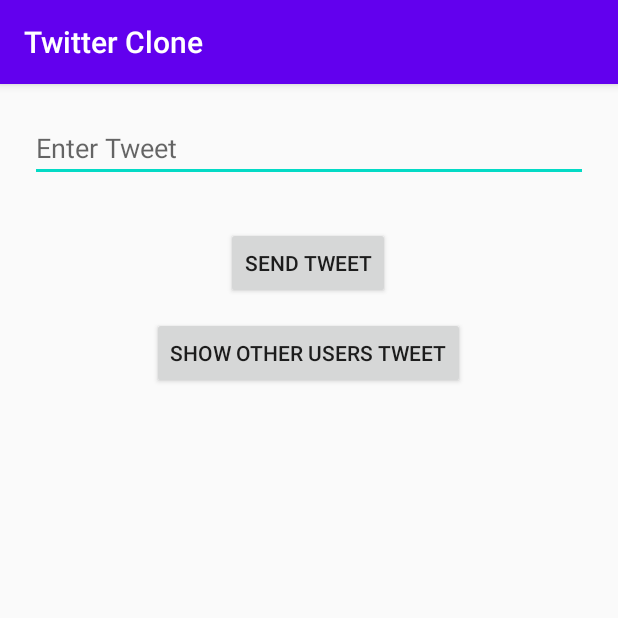
After one commit to Ayushjangida/Twitter_Clone, an Android app: the SendTweetActivity screen opened directly, with no data from a screen before it, on a phone screen of 412 x 824 dp, the top half of it. The commit adds this screen. Run offline under Robolectric (Android 15) with nearby library versions, the phone set to English and light mode, and no system bars; libraries missing offline, so code that uses them is left out: com.parse.

Commit message:
Added showing other user's tweet

```diff
--- a/app/src/main/AndroidManifest.xml
+++ b/app/src/main/AndroidManifest.xml
@@ -10,7 +10,8 @@
         android:roundIcon="@mipmap/ic_launcher_round"
         android:supportsRtl="true"
         android:theme="@style/AppTheme">
-        <activity android:name=".SocialMediaActivity"></activity>
+        <activity android:name=".SendTweetActivity"></activity>
+        <activity android:name=".SocialMediaActivity" />
         <activity android:name=".LoginActivity" />
         <activity android:name=".SignUpActivity">
             <intent-filter>
--- /dev/null
+++ b/app/src/main/java/com/example/twitterclone/SendTweetActivity.java
@@ -0,0 +1,95 @@
+package com.example.twitterclone;
+
+import androidx.appcompat.app.AppCompatActivity;
+
+import android.os.Bundle;
+import android.view.View;
+import android.widget.Button;
+import android.widget.EditText;
+import android.widget.ListView;
+import android.widget.SimpleAdapter;
+import android.widget.Toast;
+
+import com.parse.FindCallback;
+import com.parse.ParseException;
+import com.parse.ParseObject;
+import com.parse.ParseQuery;
+import com.parse.ParseUser;
+import com.parse.SaveCallback;
+
+import java.util.ArrayList;
+import java.util.HashMap;
+import java.util.List;
+
+public class SendTweetActivity extends AppCompatActivity implements View.OnClickListener {
+
+    private EditText edtTweet;
+    private Button btnSendButton, btnShowTweets;
+    private ListView showTweets;
+
+    @Override
+    protected void onCreate(Bundle savedInstanceState) {
+        super.onCreate(savedInstanceState);
+        setContentView(R.layout.activity_send_tweet);
+
+        edtTweet = findViewById(R.id.edt_enter_tweet_send_tweet_activity);
+        btnSendButton = findViewById(R.id.btn_send_tweet_send_tweet_activity);
+        btnShowTweets = findViewById(R.id.btn_show_users_tweet_send_tweet_activity);
+        showTweets = findViewById(R.id.lsitview_send_tweet_activity);
+
+        btnShowTweets.setOnClickListener(this);
+
+        btnSendButton.setOnClickListener(new View.OnClickListener() {
+            @Override
+            public void onClick(View v) {
+                final String tweet = edtTweet.getText().toString();
+                ParseObject parseObject = new ParseObject("tweets");
+                parseObject.put("user", ParseUser.getCurrentUser().getUsername());
+                parseObject.put("tweet", tweet);
+                parseObject.saveInBackground(new SaveCallback() {
+                    @Override
+                    public void done(ParseException e) {
+                        if (e == null)  {
+                            Toast.makeText(getApplicationContext(), "Tweet uploaded", Toast.LENGTH_SHORT).show();
+                        }
+                    }
+                });
+            }
+        });
+
+    }
+
+    @Override
+    public void onClick(View v) {
+        if (v.getId() == R.id.btn_show_users_tweet_send_tweet_activity) {
+            final ArrayList<HashMap<String, String>> tweetList = new ArrayList<>();
+            final SimpleAdapter adapter = new SimpleAdapter(SendTweetActivity.this, tweetList,
+                    android.R.layout.simple_list_item_2, new String[] {"tweetUserName", "tweetValue"},
+                    new int[] {android.R.id.text1, android.R.id.text2});
+            try {
+                ParseQuery<ParseObject> parseQuery = ParseQuery.getQuery("tweets");
+                parseQuery.whereContainedIn("user", ParseUser.getCurrentUser().getList("following_list"));
+                parseQuery.findInBackground(new FindCallback<ParseObject>() {
+                    @Override
+                    public void done(List<ParseObject> objects, ParseException e) {
+                        if (objects.size() > 0 && e == null)    {
+                            for (ParseObject tweetObject : objects) {
+                                HashMap<String, String> userTweet = new HashMap<>();
+                                userTweet.put("tweetUserName", tweetObject.getString("user"));
+                                userTweet.put("tweetValue", tweetObject.getString("tweet"));
+                                tweetList.add(userTweet);
+                            }
+                            showTweets.setAdapter(adapter);
+                        }
+                    }
+                });
+
+            }   catch (Exception e) {
+                e.printStackTrace();
+            }
+        }
+
+
+
+    }
+}
--- a/app/src/main/java/com/example/twitterclone/SocialMediaActivity.java
+++ b/app/src/main/java/com/example/twitterclone/SocialMediaActivity.java
@@ -94,6 +94,11 @@ public class SocialMediaActivity extends AppCompatActivity implements AdapterVie
             Intent intent = new Intent(SocialMediaActivity.this, LoginActivity.class);
             startActivity(intent);
         }
+
+        if (item.getItemId() == R.id.send_tweet_item)   {
+            Intent intent = new Intent(SocialMediaActivity.this, SendTweetActivity.class);
+            startActivity(intent);
+        }
         return super.onOptionsItemSelected(item);
 
     }
--- /dev/null
+++ b/app/src/main/res/layout/activity_send_tweet.xml
@@ -0,0 +1,53 @@
+<?xml version="1.0" encoding="utf-8"?>
+<androidx.constraintlayout.widget.ConstraintLayout xmlns:android="http://schemas.android.com/apk/res/android"
+    xmlns:app="http://schemas.android.com/apk/res-auto"
+    xmlns:tools="http://schemas.android.com/tools"
+    android:layout_width="match_parent"
+    android:layout_height="match_parent"
+    tools:context=".SendTweetActivity">
+
+    <EditText
+        android:id="@+id/edt_enter_tweet_send_tweet_activity"
+        android:layout_width="0dp"
+        android:layout_height="wrap_content"
+        android:layout_marginStart="20dp"
+        android:layout_marginTop="20dp"
+        android:layout_marginEnd="20dp"
+        android:ems="10"
+        android:hint="Enter Tweet"
+        android:inputType="textPersonName"
+        app:layout_constraintEnd_toEndOf="parent"
+        app:layout_constraintStart_toStartOf="parent"
+        app:layout_constraintTop_toTopOf="parent" />
+
+    <Button
+        android:id="@+id/btn_send_tweet_send_tweet_activity"
+        android:layout_width="wrap_content"
+        android:layout_height="wrap_content"
+        android:layout_marginTop="30dp"
+        android:text="Send Tweet"
+        app:layout_constraintEnd_toEndOf="parent"
+        app:layout_constraintHorizontal_bias="0.498"
+        app:layout_constraintStart_toStartOf="parent"
+        app:layout_constraintTop_toBottomOf="@+id/edt_enter_tweet_send_tweet_activity" />
+
+    <Button
+        android:id="@+id/btn_show_users_tweet_send_tweet_activity"
+        android:layout_width="wrap_content"
+        android:layout_height="wrap_content"
+        android:layout_marginTop="12dp"
+        android:text="Show other users tweet"
+        app:layout_constraintEnd_toEndOf="parent"
+        app:layout_constraintHorizontal_bias="0.498"
+        app:layout_constraintStart_toStartOf="parent"
+        app:layout_constraintTop_toBottomOf="@+id/btn_send_tweet_send_tweet_activity" />
+
+    <ListView
+        android:id="@+id/lsitview_send_tweet_activity"
+        android:layout_width="0dp"
+        android:layout_height="0dp"
+        app:layout_constraintBottom_toBottomOf="parent"
+        app:layout_constraintEnd_toEndOf="parent"
+        app:layout_constraintStart_toStartOf="parent"
+        app:layout_constraintTop_toBottomOf="@+id/btn_show_users_tweet_send_tweet_activity" />
+</androidx.constraintlayout.widget.ConstraintLayout>
```
Also changed, not shown: app/src/main/res/drawable/ic_tweet.xml (added, +10 -0 lines), app/src/main/res/menu/my_menu.xml (+10 -1 lines).
